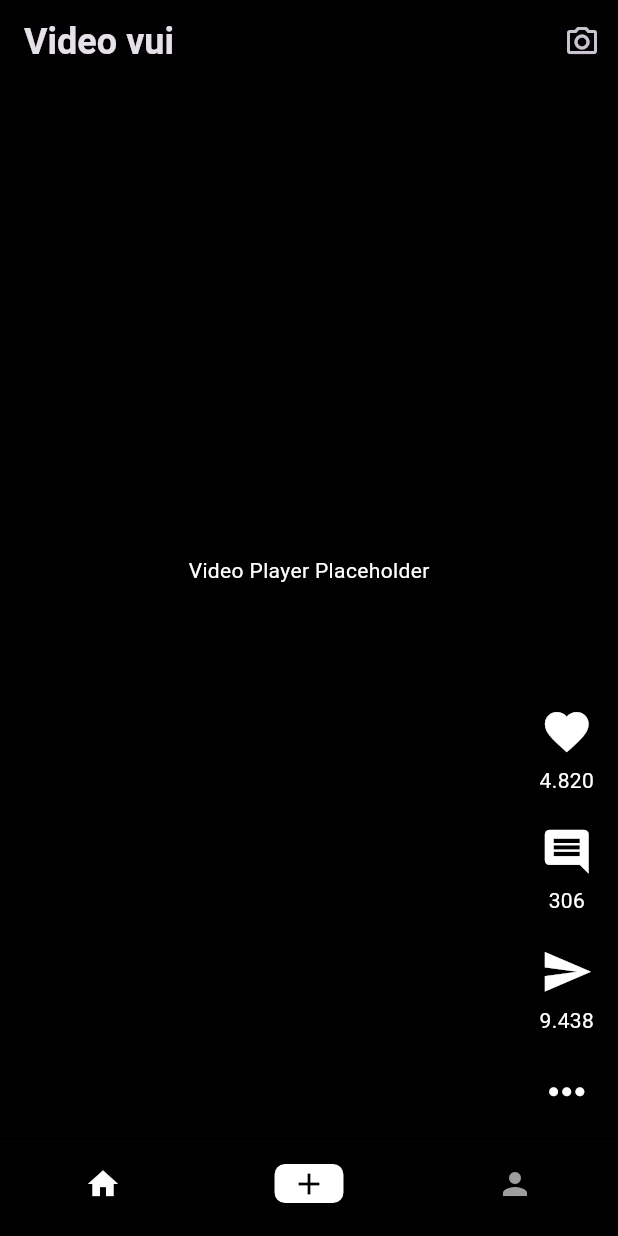
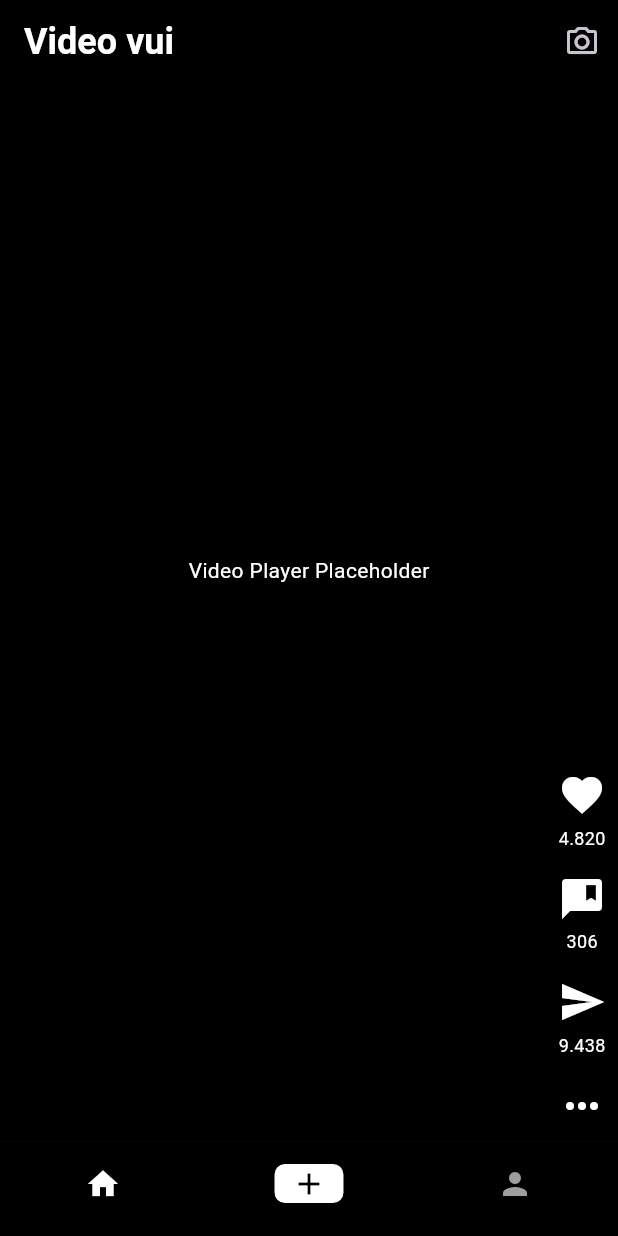
Before and after one commit to fimsweet/scalable-short-video-app, a Flutter app: the screen it shows after launch, on a phone screen of 412 x 824 dp. Run offline on Flutter 3.47's test engine with Material 3 defaults, Android fonts, the phone set to English and light mode, and no system bars.

Commit message:
minor update

```diff
--- a/lib/src/presentation/screens/video_screen.dart
+++ b/lib/src/presentation/screens/video_screen.dart
@@ -1,6 +1,7 @@
 import 'package:flutter/material.dart';
 import 'package:scalable_short_video_app/src/presentation/widgets/comment_section_widget.dart';
 import 'package:scalable_short_video_app/src/presentation/widgets/options_menu_widget.dart';
+import 'package:scalable_short_video_app/src/presentation/widgets/share_sheet_widget.dart';
 import 'package:scalable_short_video_app/src/presentation/widgets/video_controls_widget.dart';
 
 class VideoScreen extends StatelessWidget {
@@ -13,7 +14,8 @@ class VideoScreen extends StatelessWidget {
       appBar: AppBar(
         title: const Text(
           'Video vui',
-          style: TextStyle(fontWeight: FontWeight.bold, fontSize: 24),
+          style: TextStyle(
+              fontWeight: FontWeight.bold, fontSize: 24, color: Colors.white),
         ),
         centerTitle: false,
         backgroundColor: Colors.transparent,
@@ -71,6 +73,14 @@ class VideoScreen extends StatelessWidget {
                       backgroundColor: Colors.transparent,
                     );
                   },
+                  onShareTap: () {
+                    showModalBottomSheet(
+                      context: context,
+                      builder: (context) => const ShareSheetWidget(),
+                      isScrollControlled: true,
+                      backgroundColor: Colors.transparent,
+                    );
+                  },
                 ),
               ),
             ],
--- a/lib/src/presentation/widgets/video_controls_widget.dart
+++ b/lib/src/presentation/widgets/video_controls_widget.dart
@@ -3,68 +3,53 @@ import 'package:flutter/material.dart';
 class VideoControlsWidget extends StatelessWidget {
   final VoidCallback onCommentTap;
   final VoidCallback onMoreTap;
+  final VoidCallback onShareTap;
 
   const VideoControlsWidget({
     super.key,
     required this.onCommentTap,
     required this.onMoreTap,
+    required this.onShareTap,
   });
 
   @override
   Widget build(BuildContext context) {
     return Padding(
-      padding: const EdgeInsets.all(16.0),
+      padding: const EdgeInsets.all(8.0),
       child: Column(
         mainAxisSize: MainAxisSize.min,
         children: [
-          const _ControlButton(icon: Icons.favorite, label: '4.820'),
-          const SizedBox(height: 20),
-          _ControlButton(
-            icon: Icons.comment,
-            label: '306',
-            onTap: onCommentTap,
-          ),
-          const SizedBox(height: 20),
-          const _ControlButton(icon: Icons.send, label: '9.438'),
-          const SizedBox(height: 20),
-          _ControlButton(
-            icon: Icons.more_horiz,
-            onTap: onMoreTap,
-          ),
+          _buildIconButton(icon: Icons.favorite, label: '4.820'),
+          const SizedBox(height: 16),
+          _buildIconButton(
+              icon: Icons.comment_bank, label: '306', onTap: onCommentTap),
+          const SizedBox(height: 16),
+          _buildIconButton(icon: Icons.send, label: '9.438', onTap: onShareTap),
+          const SizedBox(height: 16),
+          _buildIconButton(icon: Icons.more_horiz, label: '', onTap: onMoreTap),
+        ],
+      ),
+    );
+  }
+
+  Widget _buildIconButton(
+      {required IconData icon,
+      required String label,
+      VoidCallback? onTap}) {
+    return GestureDetector(
+      onTap: onTap,
+      child: Column(
+        children: [
+          Icon(icon, color: Colors.white, size: 32),
+          if (label.isNotEmpty) ...[
+            const SizedBox(height: 4),
+            Text(
+              label,
+              style: const TextStyle(color: Colors.white, fontSize: 12),
+            ),
+          ]
         ],
       ),
     );
   }
 }
-
-class _ControlButton extends StatelessWidget {
-  final IconData icon;
-  final String? label;
-  final VoidCallback? onTap;
-
-  const _ControlButton({
-    required this.icon,
-    this.label,
-    this.onTap,
-  });
-
-  @override
-  Widget build(BuildContext context) {
-    return GestureDetector(
-      onTap: onTap,
-      child: Column(
-        mainAxisSize: MainAxisSize.min,
-        children: [
-          Icon(icon, color: Colors.white, size: 35),
-          if (label != null) ...[
-            const SizedBox(height: 5),
-            Text(
-              label!,
-              style: const TextStyle(color: Colors.white),
-            ),
-          ],
-        ],
-      ),
-    );
-  }
-}
```
Also changed, not shown: lib/src/presentation/widgets/share_sheet_widget.dart (added, +101 -0 lines).
